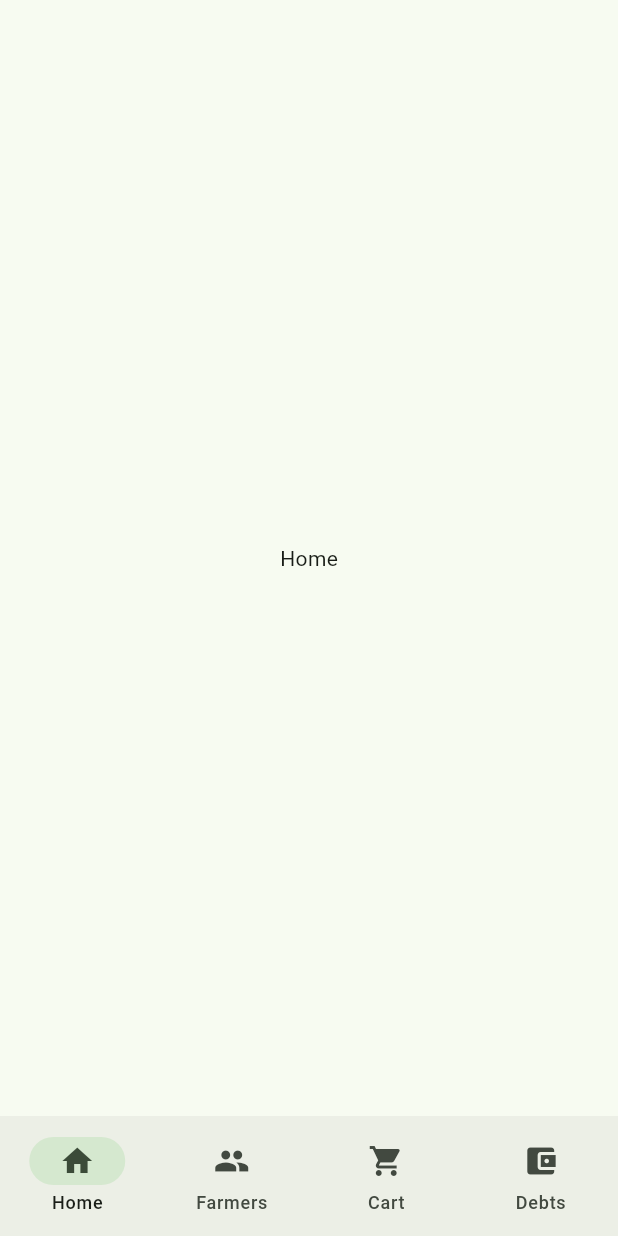
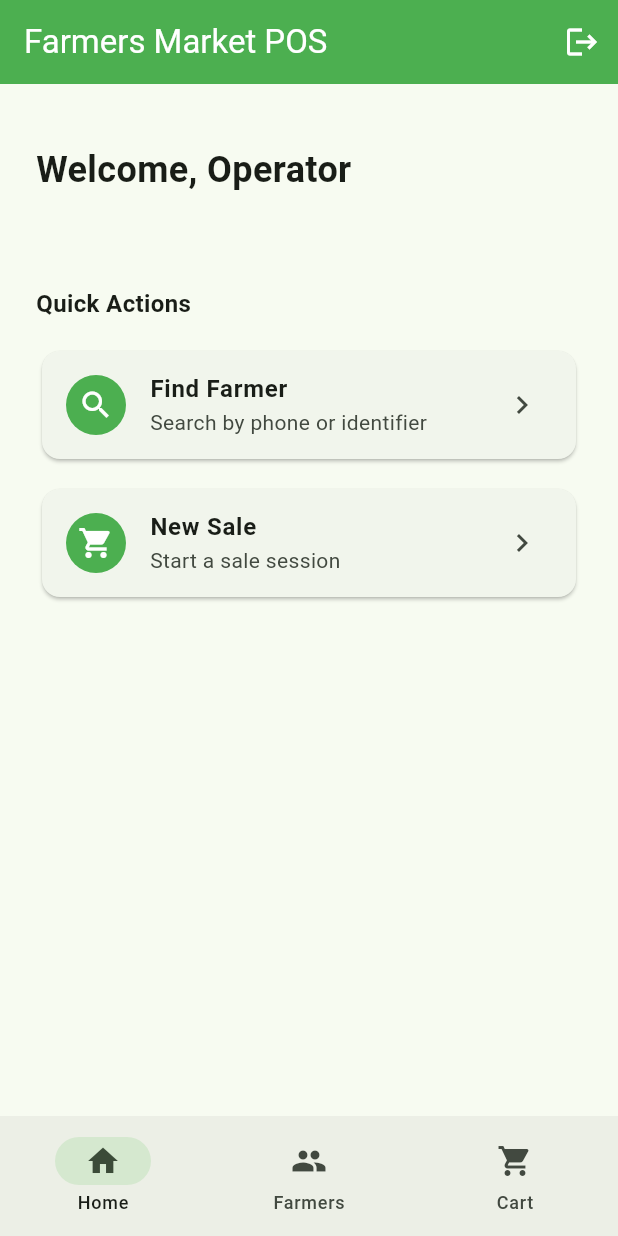
Before and after one commit to mroueliine-lab/farmers_market_frontend, a Flutter app: the HomeScreen screen opened by its route, on a phone screen of 412 x 824 dp. Run offline on Flutter 3.47's test engine with Material 3 defaults, Android fonts, the phone set to English and light mode, and no system bars; our stand-ins replace dio, flutter_riverpod, flutter_secure_storage, go_router; accounts and stored records are empty; network calls fail.

Commit message:
home screen and debt logic

```diff
--- a/lib/core/router.dart
+++ b/lib/core/router.dart
@@ -7,22 +7,11 @@ import '../features/farmers/presentation/farmer_search_screen.dart';
 import '../features/farmers/presentation/farmer_profile_screen.dart';
 import '../features/farmers/presentation/create_farmer_screen.dart';
 import '../features/cart/presentation/cart_screen.dart';
-
-// Placeholder screens — we'll replace these one by one
-class HomeScreen extends StatelessWidget {
-  const HomeScreen({super.key});
-  @override
-  Widget build(BuildContext context) =>
-      const Scaffold(body: Center(child: Text('Home')));
-}
+import '../features/home/presentation/home_screen.dart';
+import '../features/debts/presentation/farmer_debts_screen.dart';
 
 
-class DebtsScreen extends StatelessWidget {
-  const DebtsScreen({super.key});
-  @override
-  Widget build(BuildContext context) =>
-      const Scaffold(body: Center(child: Text('Debts')));
-}
+
 
 class AppShell extends StatelessWidget {
   final Widget child;
@@ -40,14 +29,12 @@ class AppShell extends StatelessWidget {
             case 0: context.go('/home'); break;
             case 1: context.go('/farmers'); break;
             case 2: context.go('/cart'); break;
-            case 3: context.go('/debts'); break;
           }
         },
         destinations: const [
           NavigationDestination(icon: Icon(Icons.home), label: 'Home'),
           NavigationDestination(icon: Icon(Icons.people), label: 'Farmers'),
           NavigationDestination(icon: Icon(Icons.shopping_cart), label: 'Cart'),
-          NavigationDestination(icon: Icon(Icons.account_balance_wallet), label: 'Debts'),
         ],
       ),
     );
@@ -56,7 +43,6 @@ class AppShell extends StatelessWidget {
   int _selectedIndex(String location) {
     if (location.startsWith('/farmers')) return 1;
     if (location.startsWith('/cart')) return 2;
-    if (location.startsWith('/debts')) return 3;
     return 0;
   }
 }
@@ -94,6 +80,7 @@ final routerProvider = Provider<GoRouter>((ref) {
         builder: (context, state, child) => AppShell(child: child),
         routes: [
           GoRoute(path: '/home', builder: (context, state) => const HomeScreen()),
+
           GoRoute(path: '/farmers', builder: (context, state) => const FarmerSearchScreen()),
           GoRoute(path: '/farmers/create', builder: (context, state) => const CreateFarmerScreen()),
           GoRoute(
@@ -103,7 +90,12 @@ final routerProvider = Provider<GoRouter>((ref) {
             ),
           ),
           GoRoute(path: '/cart', builder: (context, state) => const CartScreen()),
-          GoRoute(path: '/debts', builder: (context, state) => const DebtsScreen()),
+          GoRoute(
+            path: '/debts/:farmerId',
+            builder: (context, state) => FarmerDebtsScreen(
+              farmerId: int.parse(state.pathParameters['farmerId']!),
+            ),
+          ),
         ],
       ),
     ],
--- /dev/null
+++ b/lib/features/home/presentation/home_screen.dart
@@ -0,0 +1,84 @@
+import 'package:flutter/material.dart';
+import 'package:flutter_riverpod/flutter_riverpod.dart';
+import 'package:go_router/go_router.dart';
+import '../../auth/providers/auth_provider.dart';
+
+class HomeScreen extends ConsumerWidget {
+  const HomeScreen({super.key});
+
+  @override
+  Widget build(BuildContext context, WidgetRef ref) {
+    final user = ref.watch(authProvider);
+
+    return Scaffold(
+      appBar: AppBar(
+        title: const Text('Farmers Market POS'),
+        backgroundColor: Colors.green,
+        foregroundColor: Colors.white,
+        actions: [
+          IconButton(
+            icon: const Icon(Icons.logout),
+            onPressed: () async {
+              await ref.read(authProvider.notifier).logout();
+            },
+          ),
+        ],
+      ),
+      body: Padding(
+        padding: const EdgeInsets.all(24),
+        child: Column(
+          crossAxisAlignment: CrossAxisAlignment.start,
+          children: [
+            const SizedBox(height: 16),
+            Text(
+              'Welcome, ${user?.name ?? 'Operator'}',
+              style: const TextStyle(fontSize: 24, fontWeight: FontWeight.bold),
+            ),
+            Text(
+              user?.role.toUpperCase() ?? '',
+              style: const TextStyle(color: Colors.grey),
+            ),
+            const SizedBox(height: 40),
+            const Text('Quick Actions',
+                style: TextStyle(fontSize: 16, fontWeight: FontWeight.w600)),
+            const SizedBox(height: 16),
+            _actionCard(
+              context,
+              icon: Icons.search,
+              title: 'Find Farmer',
+              subtitle: 'Search by phone or identifier',
+              onTap: () => context.go('/farmers'),
+            ),
+            const SizedBox(height: 12),
+            _actionCard(
+              context,
+              icon: Icons.shopping_cart,
+              title: 'New Sale',
+              subtitle: 'Start a sale session',
+              onTap: () => context.go('/cart'),
+            ),
+          ],
+        ),
+      ),
+    );
+  }
+
+  Widget _actionCard(BuildContext context,
+      {required IconData icon,
+      required String title,
+      required String subtitle,
+      required VoidCallback onTap}) {
+    return Card(
+      child: ListTile(
+        leading: CircleAvatar(
+          backgroundColor: Colors.green,
+          child: Icon(icon, color: Colors.white),
+        ),
+        title: Text(title, style: const TextStyle(fontWeight: FontWeight.bold)),
+        subtitle: Text(subtitle),
+        trailing: const Icon(Icons.chevron_right),
+        onTap: onTap,
+      ),
+    );
+  }
+}
```
Also changed, not shown: lib/features/debts/data/models/debt_model.dart (added, +25 -0 lines), lib/features/debts/data/repositories/debt_repository.dart (added, +23 -0 lines), lib/features/debts/presentation/farmer_debts_screen.dart (added, +159 -0 lines), lib/features/debts/providers/debt_provider.dart (added, +12 -0 lines).
